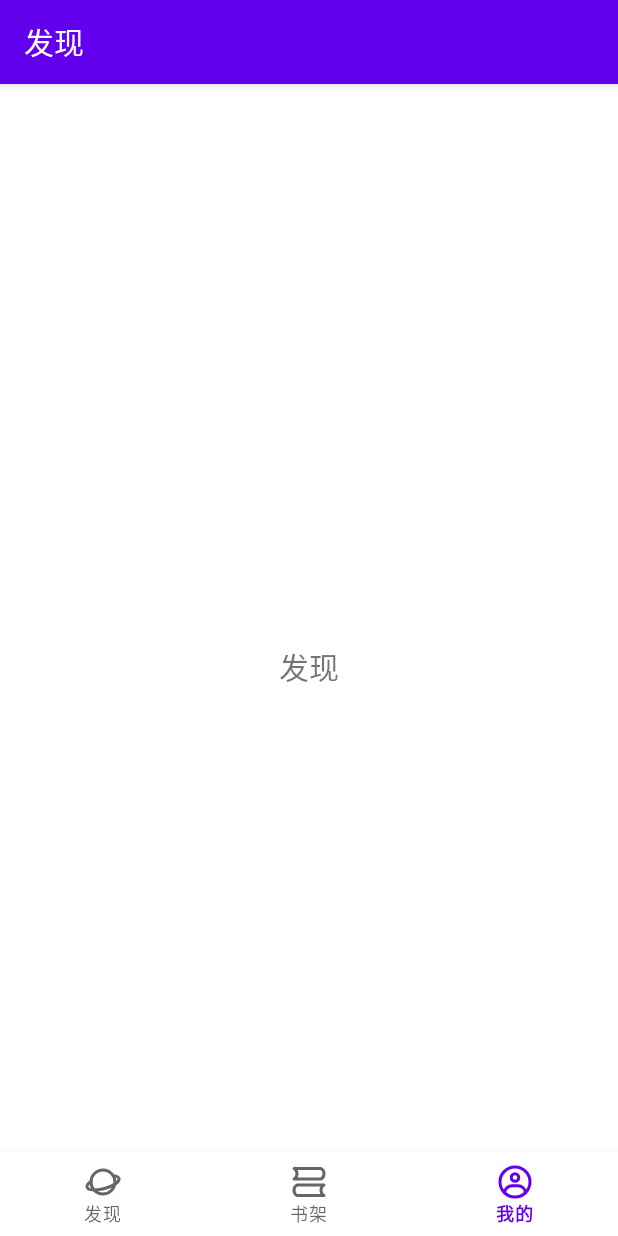
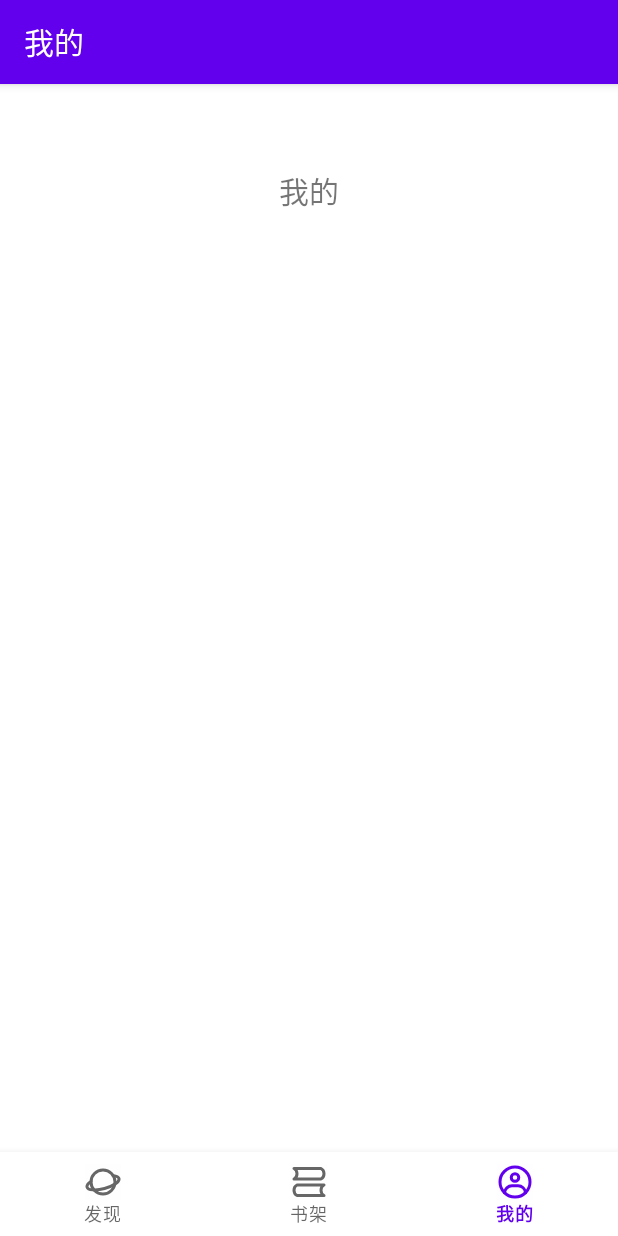
Before and after one commit to zerofancy/novelandroid, an Android app: the screen it shows after launch (MainActivity), item 3 of the bottom bar chosen, on a phone screen of 412 x 824 dp. Run offline under Robolectric (Android 15) with nearby library versions, the phone set to English and light mode, and no system bars; our stand-ins replace Timber, navigation-ui.

Commit message:
修改包名

```diff
--- a/app/src/main/AndroidManifest.xml
+++ b/app/src/main/AndroidManifest.xml
@@ -11,11 +11,11 @@
         android:supportsRtl="true"
         android:theme="@style/Theme.Novelrecommend">
         <activity
-            android:name=".ui.DebugHelperActivity"
+            android:name=".ui.activity.DebugHelperActivity"
             android:screenOrientation="portrait"></activity>
         <activity
-            android:name=".ui.MainActivity"
-            android:screenOrientation="portrait">
+            android:name=".ui.activity.MainActivity"
+            >
             <intent-filter>
                 <action android:name="android.intent.action.MAIN" />
 
--- /dev/null
+++ b/app/src/main/java/top/ntutn/novelrecommend/ui/activity/DebugConfigViewModel.kt
@@ -0,0 +1,6 @@
+package top.ntutn.novelrecommend.ui.activity
+
+import androidx.lifecycle.ViewModel
+
+class DebugConfigViewModel : ViewModel() {
+}
--- a/app/src/main/java/top/ntutn/novelrecommend/ui/DebugHelperActivity.kt
+++ b/app/src/main/java/top/ntutn/novelrecommend/ui/activity/DebugHelperActivity.kt
@@ -1,4 +1,4 @@
-package top.ntutn.novelrecommend.ui
+package top.ntutn.novelrecommend.ui.activity
 
 import android.content.Context
 import android.content.Intent
@@ -6,6 +6,7 @@ import android.os.Bundle
 import androidx.recyclerview.widget.LinearLayoutManager
 import top.ntutn.novelrecommend.adapter.DebugConfigAdapter
 import top.ntutn.novelrecommend.databinding.ActivityDebugHelperBinding
+import top.ntutn.novelrecommend.ui.base.BaseActivity
 
 class DebugHelperActivity : BaseActivity() {
     private lateinit var binding: ActivityDebugHelperBinding
--- a/app/src/main/java/top/ntutn/novelrecommend/ui/MainActivity.kt
+++ b/app/src/main/java/top/ntutn/novelrecommend/ui/activity/MainActivity.kt
@@ -1,4 +1,4 @@
-package top.ntutn.novelrecommend.ui
+package top.ntutn.novelrecommend.ui.activity
 
 import android.os.Bundle
 import androidx.annotation.IdRes
@@ -6,9 +6,9 @@ import androidx.navigation.findNavController
 import androidx.navigation.ui.AppBarConfiguration
 import androidx.navigation.ui.setupActionBarWithNavController
 import androidx.navigation.ui.setupWithNavController
-import top.ntutn.novelrecommend.BuildConfig
 import top.ntutn.novelrecommend.R
 import top.ntutn.novelrecommend.databinding.ActivityMainBinding
+import top.ntutn.novelrecommend.ui.base.BaseActivity
 import top.ntutn.novelrecommend.utils.AppUtil
 import top.ntutn.novelrecommend.utils.showToast
 
@@ -39,26 +39,6 @@ class MainActivity : BaseActivity() {
         )
         setupActionBarWithNavController(navController, appBarConfiguration)
         binding.navView.setupWithNavController(navController)
-        binding.navView.setOnLongClickListener { true } //阻止出现tooltip
-        binding.navView.setOnNavigationItemSelectedListener {
-            if (BuildConfig.DEBUG) {
-                @IdRes
-                val currentId = binding.navView.selectedItemId
-
-                if (currentId == lastSelectedId) {
-                    clickCount++
-                    if (clickCount >= 5) {
-                        clickCount = 0
-                        lastSelectedId = null
-                        DebugHelperActivity.actionStart(this)
-                    }
-                } else {
-                    lastSelectedId = currentId
-                    clickCount = 0
-                }
-            }
-            true
-        }
     }
 
     override fun onBackPressed() {
--- a/app/src/main/java/top/ntutn/novelrecommend/ui/BaseActivity.kt
+++ b/app/src/main/java/top/ntutn/novelrecommend/ui/base/BaseActivity.kt
@@ -1,4 +1,4 @@
-package top.ntutn.novelrecommend.ui
+package top.ntutn.novelrecommend.ui.base
 
 import android.app.Activity
 import android.content.BroadcastReceiver
--- a/app/src/main/java/top/ntutn/novelrecommend/ui/BaseFragment.kt
+++ b/app/src/main/java/top/ntutn/novelrecommend/ui/base/BaseFragment.kt
@@ -1,4 +1,4 @@
-package top.ntutn.novelrecommend.ui
+package top.ntutn.novelrecommend.ui.base
 
 import androidx.fragment.app.Fragment
 
--- a/app/src/main/java/top/ntutn/novelrecommend/ui/bookshelf/BookShelfFragment.kt
+++ b/app/src/main/java/top/ntutn/novelrecommend/ui/fragment/BookShelfFragment.kt
@@ -1,4 +1,4 @@
-package top.ntutn.novelrecommend.ui.bookshelf
+package top.ntutn.novelrecommend.ui.fragment
 
 import android.os.Bundle
 import android.view.LayoutInflater
@@ -8,7 +8,7 @@ import android.widget.TextView
 import androidx.lifecycle.Observer
 import androidx.lifecycle.ViewModelProvider
 import top.ntutn.novelrecommend.R
-import top.ntutn.novelrecommend.ui.BaseFragment
+import top.ntutn.novelrecommend.ui.base.BaseFragment
 
 class BookShelfFragment : BaseFragment() {
 
--- a/app/src/main/java/top/ntutn/novelrecommend/ui/bookshelf/BookShelfViewModel.kt
+++ b/app/src/main/java/top/ntutn/novelrecommend/ui/fragment/BookShelfViewModel.kt
@@ -1,4 +1,4 @@
-package top.ntutn.novelrecommend.ui.bookshelf
+package top.ntutn.novelrecommend.ui.fragment
 
 import androidx.lifecycle.LiveData
 import androidx.lifecycle.MutableLiveData
--- a/app/src/main/java/top/ntutn/novelrecommend/ui/discover/DiscoverFragment.kt
+++ b/app/src/main/java/top/ntutn/novelrecommend/ui/fragment/DiscoverFragment.kt
@@ -1,4 +1,4 @@
-package top.ntutn.novelrecommend.ui.discover
+package top.ntutn.novelrecommend.ui.fragment
 
 import android.os.Bundle
 import android.view.LayoutInflater
@@ -8,7 +8,7 @@ import android.widget.TextView
 import androidx.lifecycle.Observer
 import androidx.lifecycle.ViewModelProvider
 import top.ntutn.novelrecommend.R
-import top.ntutn.novelrecommend.ui.BaseFragment
+import top.ntutn.novelrecommend.ui.base.BaseFragment
 
 class DiscoverFragment : BaseFragment() {
 
--- a/app/src/main/java/top/ntutn/novelrecommend/ui/me/MeViewModel.kt
+++ b/app/src/main/java/top/ntutn/novelrecommend/ui/fragment/DiscoverViewModel.kt
@@ -1,13 +1,13 @@
-package top.ntutn.novelrecommend.ui.me
+package top.ntutn.novelrecommend.ui.fragment
 
 import androidx.lifecycle.LiveData
 import androidx.lifecycle.MutableLiveData
 import androidx.lifecycle.ViewModel
 
-class MeViewModel : ViewModel() {
+class DiscoverViewModel : ViewModel() {
 
     private val _text = MutableLiveData<String>().apply {
-        value = "我的"
+        value = "发现"
     }
     val text: LiveData<String> = _text
 }
--- /dev/null
+++ b/app/src/main/java/top/ntutn/novelrecommend/ui/fragment/MeFragment.kt
@@ -0,0 +1,45 @@
+package top.ntutn.novelrecommend.ui.fragment
+
+import android.os.Bundle
+import android.view.LayoutInflater
+import android.view.View
+import android.view.ViewGroup
+import android.widget.TextView
+import androidx.lifecycle.Observer
+import androidx.lifecycle.ViewModelProvider
+import top.ntutn.novelrecommend.BuildConfig
+import top.ntutn.novelrecommend.databinding.FragmentMeBinding
+import top.ntutn.novelrecommend.ui.base.BaseFragment
+import top.ntutn.novelrecommend.ui.activity.DebugHelperActivity
+
+class MeFragment : BaseFragment() {
+    private lateinit var binding: FragmentMeBinding
+    private lateinit var meViewModel: MeViewModel
+
+    override fun onCreateView(
+        inflater: LayoutInflater,
+        container: ViewGroup?,
+        savedInstanceState: Bundle?
+    ): View {
+        meViewModel = ViewModelProvider(this).get(MeViewModel::class.java)
+        binding = FragmentMeBinding.inflate(inflater)
+
+        initView()
+
+        return binding.root
+    }
+
+    private fun initView() {
+        val textView: TextView = binding.textMe
+        meViewModel.text.observe(viewLifecycleOwner, Observer {
+            textView.text = it
+        })
+
+        if (BuildConfig.DEBUG) {
+            binding.debugButton.visibility = View.VISIBLE
+            binding.debugButton.setOnClickListener {
+                DebugHelperActivity.actionStart(this.requireContext())
+            }
+        }
+    }
+}
--- a/app/src/main/java/top/ntutn/novelrecommend/ui/discover/DiscoverViewModel.kt
+++ b/app/src/main/java/top/ntutn/novelrecommend/ui/fragment/MeViewModel.kt
@@ -1,13 +1,13 @@
-package top.ntutn.novelrecommend.ui.discover
+package top.ntutn.novelrecommend.ui.fragment
 
 import androidx.lifecycle.LiveData
 import androidx.lifecycle.MutableLiveData
 import androidx.lifecycle.ViewModel
 
-class DiscoverViewModel : ViewModel() {
+class MeViewModel : ViewModel() {
 
     private val _text = MutableLiveData<String>().apply {
-        value = "发现"
+        value = "我的"
     }
     val text: LiveData<String> = _text
 }
--- a/app/src/main/java/top/ntutn/novelrecommend/utils/Ext.kt
+++ b/app/src/main/java/top/ntutn/novelrecommend/utils/Ext.kt
@@ -2,7 +2,6 @@ package top.ntutn.novelrecommend.utils
 
 import android.view.View
 import android.widget.Toast
-import androidx.annotation.IdRes
 import androidx.annotation.StringRes
 import com.google.android.material.snackbar.Snackbar
 
--- a/app/src/main/res/layout/activity_debug_helper.xml
+++ b/app/src/main/res/layout/activity_debug_helper.xml
@@ -3,7 +3,7 @@
     xmlns:tools="http://schemas.android.com/tools"
     android:layout_width="match_parent"
     android:layout_height="match_parent"
-    tools:context=".ui.DebugHelperActivity">
+    tools:context=".ui.activity.DebugHelperActivity">
 
     <androidx.recyclerview.widget.RecyclerView
         android:id="@+id/configList"
--- a/app/src/main/res/layout/fragment_bookshelf.xml
+++ b/app/src/main/res/layout/fragment_bookshelf.xml
@@ -4,7 +4,7 @@
     xmlns:tools="http://schemas.android.com/tools"
     android:layout_width="match_parent"
     android:layout_height="match_parent"
-    tools:context=".ui.bookshelf.BookShelfFragment">
+    tools:context=".ui.fragment.BookShelfFragment">
 
     <TextView
         android:id="@+id/text_bookshelf"
--- a/app/src/main/res/layout/fragment_discover.xml
+++ b/app/src/main/res/layout/fragment_discover.xml
@@ -4,7 +4,7 @@
     xmlns:tools="http://schemas.android.com/tools"
     android:layout_width="match_parent"
     android:layout_height="match_parent"
-    tools:context=".ui.discover.DiscoverFragment">
+    tools:context=".ui.fragment.DiscoverFragment">
 
     <TextView
         android:id="@+id/text_discover"
--- a/app/src/main/res/layout/fragment_me.xml
+++ b/app/src/main/res/layout/fragment_me.xml
@@ -1,22 +1,37 @@
 <?xml version="1.0" encoding="utf-8"?>
 <androidx.constraintlayout.widget.ConstraintLayout xmlns:android="http://schemas.android.com/apk/res/android"
-    xmlns:app="http://schemas.android.com/apk/res-auto"
     xmlns:tools="http://schemas.android.com/tools"
     android:layout_width="match_parent"
     android:layout_height="match_parent"
-    tools:context=".ui.me.MeFragment">
+    tools:context=".ui.fragment.MeFragment">
+
+    <ScrollView
+        android:layout_width="match_parent"
+        android:layout_height="match_parent"
+        tools:layout_editor_absoluteX="194dp"
+        tools:layout_editor_absoluteY="186dp">
+
+        <LinearLayout
+            android:layout_width="match_parent"
+            android:layout_height="wrap_content"
+            android:orientation="vertical">
 
             <TextView
                 android:id="@+id/text_me"
                 android:layout_width="match_parent"
                 android:layout_height="wrap_content"
                 android:layout_marginStart="8dp"
-        android:layout_marginTop="8dp"
                 android:layout_marginEnd="8dp"
                 android:textAlignment="center"
-        android:textSize="20sp"
-        app:layout_constraintBottom_toBottomOf="parent"
-        app:layout_constraintEnd_toEndOf="parent"
-        app:layout_constraintStart_toStartOf="parent"
-        app:layout_constraintTop_toTopOf="parent" />
+                android:textSize="20sp" />
+
+            <Button
+                android:id="@+id/debugButton"
+                android:layout_width="match_parent"
+                android:layout_height="wrap_content"
+                android:text="Debug Test"
+                android:visibility="gone"
+                tools:visibility="visible" />
+        </LinearLayout>
+    </ScrollView>
 </androidx.constraintlayout.widget.ConstraintLayout>
--- a/app/src/main/res/navigation/mobile_navigation.xml
+++ b/app/src/main/res/navigation/mobile_navigation.xml
@@ -7,19 +7,19 @@
 
     <fragment
         android:id="@+id/navigation_discover"
-        android:name="top.ntutn.novelrecommend.ui.discover.DiscoverFragment"
+        android:name="top.ntutn.novelrecommend.ui.fragment.DiscoverFragment"
         android:label="@string/title_discover"
         tools:layout="@layout/fragment_discover" />
 
     <fragment
         android:id="@+id/navigation_bookshelf"
-        android:name="top.ntutn.novelrecommend.ui.bookshelf.BookShelfFragment"
+        android:name="top.ntutn.novelrecommend.ui.fragment.BookShelfFragment"
         android:label="@string/title_bookshelf"
         tools:layout="@layout/fragment_bookshelf" />
 
     <fragment
         android:id="@+id/navigation_me"
-        android:name="top.ntutn.novelrecommend.ui.me.MeFragment"
+        android:name="top.ntutn.novelrecommend.ui.fragment.MeFragment"
         android:label="@string/title_me"
         tools:layout="@layout/fragment_me" />
 </navigation>
```
Also changed, not shown: app/src/main/java/top/ntutn/novelrecommend/ui/me/MeFragment.kt (deleted, +0 -31 lines). Lines whose indentation alone changed are shown as unchanged.
